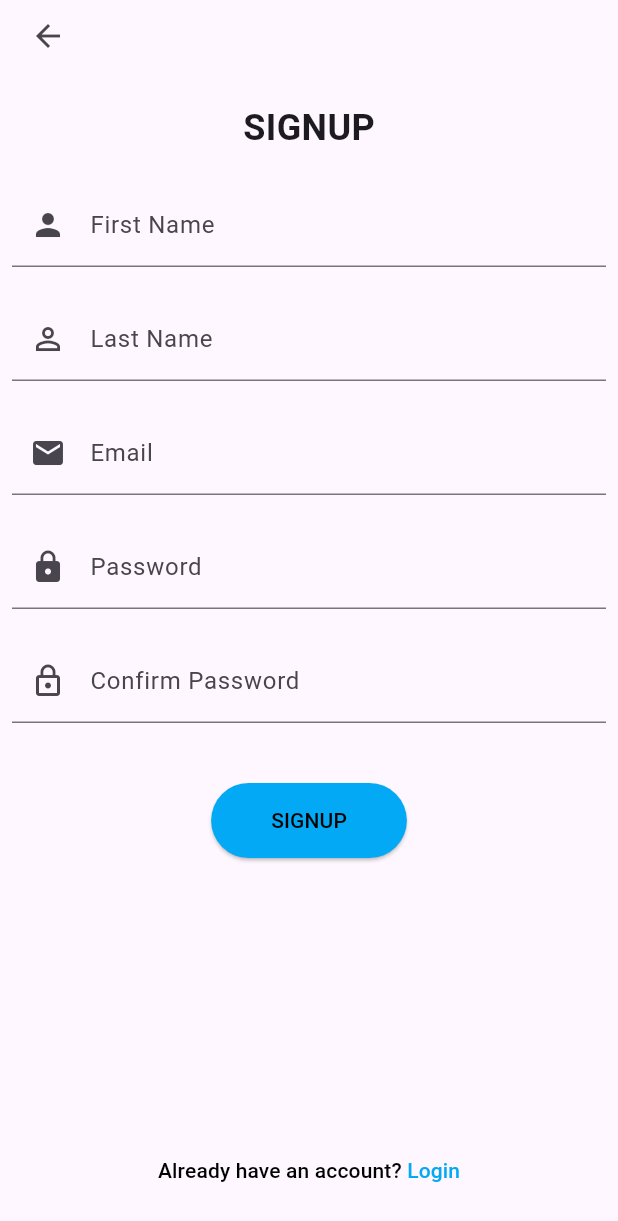
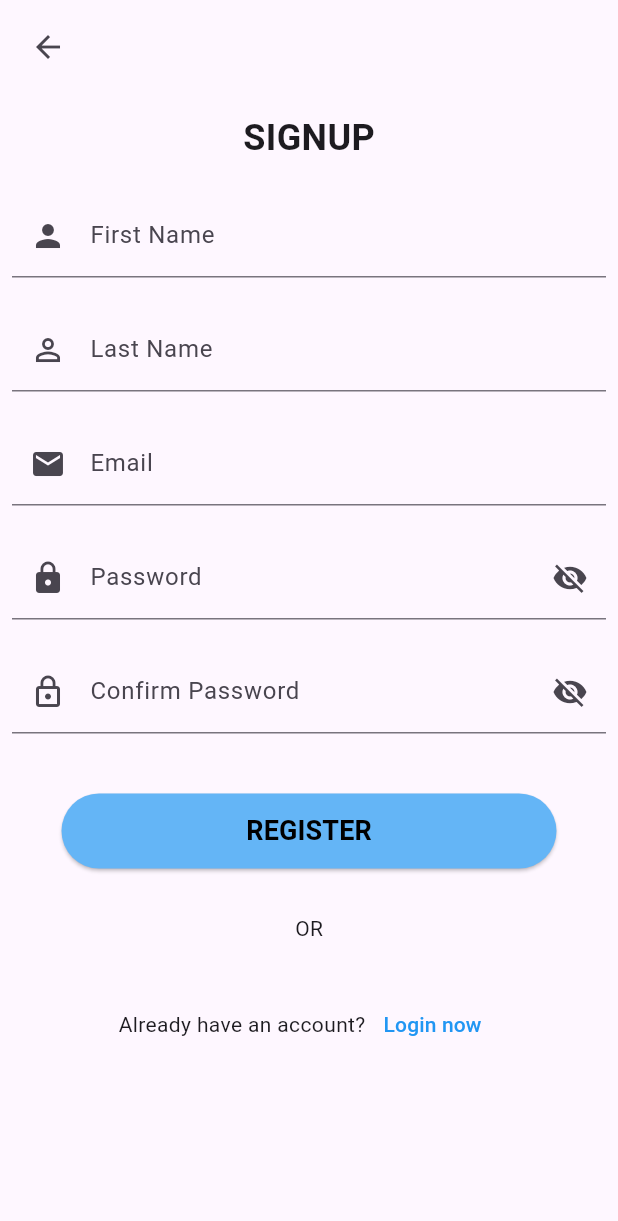
Before and after one commit to Hogwarts-Hackademy/Frontend-user, a Flutter app: the SignUpScreen screen opened directly, on a phone screen of 412 x 824 dp. Shown: the top 1221 px of the screen. Run offline on Flutter 3.47's test engine with Material 3 defaults, Android fonts, the phone set to English and light mode, and no system bars.

Commit message:
Added and Updated Authorization/validation in loginScreen and SignUpScreen

```diff
--- a/lib/screens/SignUp.dart
+++ /dev/null
@@ -1,129 +0,0 @@
-import 'package:flutter/material.dart';
-import 'verification.dart';
-import 'loginScreen.dart';
-
-class SignUpScreen extends StatelessWidget {
-  const SignUpScreen({super.key});
-
-  @override
-  Widget build(BuildContext context) {
-    return Scaffold(
-      body: SafeArea(
-        child: Padding(
-          padding: const EdgeInsets.symmetric(horizontal: 8.0),
-          child: Column(
-            crossAxisAlignment: CrossAxisAlignment.start,
-            children: [
-              const SizedBox(height: 0),
-              IconButton(
-                icon: const Icon(Icons.arrow_back),
-                onPressed: () {
-                  Navigator.pop(context);
-                },
-              ),
-              const SizedBox(height: 20),
-              const Center(
-                child: Text(
-                  'SIGNUP',
-                  style: TextStyle(
-                    fontSize: 24,
-                    fontWeight: FontWeight.bold,
-                  ),
-                ),
-              ),
-              const SizedBox(height: 20),
-              const TextField(
-                decoration: InputDecoration(
-                  labelText: 'First Name',
-                  prefixIcon: Icon(Icons.person),
-                ),
-              ),
-              const SizedBox(height: 20),
-              const TextField(
-                decoration: InputDecoration(
-                  labelText: 'Last Name',
-                  prefixIcon: Icon(Icons.person_outline),
-                ),
-              ),
-              const SizedBox(height: 20),
-              const TextField(
-                decoration: InputDecoration(
-                  labelText: 'Email',
-                  prefixIcon: Icon(Icons.email),
-                ),
-              ),
-              const SizedBox(height: 20),
-              const TextField(
-                obscureText: true,
-                decoration: InputDecoration(
-                  labelText: 'Password',
-                  prefixIcon: Icon(Icons.lock),
-                ),
-              ),
-              const SizedBox(height: 20),
-              const TextField(
-                obscureText: true,
-                decoration: InputDecoration(
-                  labelText: 'Confirm Password',
-                  prefixIcon: Icon(Icons.lock_outline),
-                ),
-              ),
-              const SizedBox(height: 40),
-              Center(
-                child: ElevatedButton(
-                  onPressed: () {
-                    // Navigate to the VerificationScreen
-                    Navigator.push(
-                      context,
-                      MaterialPageRoute(
-                        builder: (context) => const VerificationScreen(),
-                      ),
-                    );
-                  },
-                  style: ElevatedButton.styleFrom(
-                    backgroundColor: Colors.lightBlue,
-                    padding: const EdgeInsets.symmetric(
-                        horizontal: 40, vertical: 15),
-                  ),
-                  child: const Text(
-                    'SIGNUP',
-                    style: TextStyle(
-                      color: Colors.black,
-                    ),
-                  ),
-                ),
-              ),
-              const Spacer(),
-              Center(
-                child: TextButton(
-                  onPressed: () {
-                    // Navigate to login screen
-                    Navigator.push(
-                      context,
-                      MaterialPageRoute(
-                        builder: (context) => const LoginScreen(),
-                      ),
-                    );
-                  },
-                  child: const Text.rich(
-                    TextSpan(
-                      text: 'Already have an account? ',
-                      children: [
-                        TextSpan(
-                          text: 'Login',
-                          style: TextStyle(color: Colors.lightBlue),
-                        ),
-                      ],
-                    ),
-                    style: TextStyle(color: Colors.black),
-                  ),
-                ),
-              ),
-              const SizedBox(height: 20),
-            ],
-          ),
-        ),
-      ),
-    );
-  }
-}
--- /dev/null
+++ b/lib/screens/signupScreen.dart
@@ -0,0 +1,212 @@
+import 'package:flutter/material.dart';
+import 'verification.dart';
+import 'loginScreen.dart';
+
+class SignUpScreen extends StatefulWidget {
+  const SignUpScreen({super.key});
+
+  @override
+  _SignUpScreenState createState() => _SignUpScreenState();
+}
+
+class _SignUpScreenState extends State<SignUpScreen> {
+  final _formKey = GlobalKey<FormState>();
+  final _emailController = TextEditingController();
+  final _passwordController = TextEditingController();
+  final _confirmPasswordController = TextEditingController();
+  bool _passwordVisible = false;
+  bool _confirmPasswordVisible = false;
+
+  String? _validateEmail(String? value) {
+    final emailRegex = RegExp(r'^[^@]+@[^@]+\.[^@]+');
+    if (value == null || value.isEmpty) {
+      return 'Email is required';
+    } else if (!emailRegex.hasMatch(value)) {
+      return 'Enter a valid email address';
+    }
+    return null;
+  }
+
+  String? _validatePassword(String? value) {
+    final passwordRegex = RegExp(
+        r'^(?=.*[A-Za-z])(?=.*\d)(?=.*[!@#$%^&*])[A-Za-z\d!@#$%^&*]{8,}$');
+    if (value == null || value.isEmpty) {
+      return 'Password is required';
+    } else if (!passwordRegex.hasMatch(value)) {
+      return 'Password must be at least 8 characters, include a number, letter, and special character';
+    }
+    return null;
+  }
+
+  String? _validateConfirmPassword(String? value) {
+    if (value != _passwordController.text) {
+      return 'Passwords do not match';
+    }
+    return null;
+  }
+
+  @override
+  void dispose() {
+    _emailController.dispose();
+    _passwordController.dispose();
+    _confirmPasswordController.dispose();
+    super.dispose();
+  }
+
+  @override
+  Widget build(BuildContext context) {
+    return Scaffold(
+      body: SafeArea(
+        child: Padding(
+          padding: const EdgeInsets.symmetric(horizontal: 8.0),
+          child: Form(
+            key: _formKey,
+            child: Column(
+              crossAxisAlignment: CrossAxisAlignment.start,
+              children: [
+                const SizedBox(height: 7),
+                IconButton(
+                  icon: const Icon(Icons.arrow_back),
+                  onPressed: () {
+                    Navigator.pop(context);
+                  },
+                ),
+                const SizedBox(height: 20),
+                const Center(
+                  child: Text(
+                    'SIGNUP',
+                    style: TextStyle(
+                      fontSize: 24,
+                      fontWeight: FontWeight.bold,
+                    ),
+                  ),
+                ),
+                const SizedBox(height: 20),
+                const TextField(
+                  decoration: InputDecoration(
+                    labelText: 'First Name',
+                    prefixIcon: Icon(Icons.person),
+                  ),
+                ),
+                const SizedBox(height: 20),
+                const TextField(
+                  decoration: InputDecoration(
+                    labelText: 'Last Name',
+                    prefixIcon: Icon(Icons.person_outline),
+                  ),
+                ),
+                const SizedBox(height: 20),
+                TextFormField(
+                  controller: _emailController,
+                  decoration: const InputDecoration(
+                    labelText: 'Email',
+                    prefixIcon: Icon(Icons.email),
+                  ),
+                  validator: _validateEmail,
+                ),
+                const SizedBox(height: 20),
+                TextFormField(
+                  controller: _passwordController,
+                  obscureText: !_passwordVisible,
+                  decoration: InputDecoration(
+                    labelText: 'Password',
+                    prefixIcon: const Icon(Icons.lock),
+                    suffixIcon: IconButton(
+                      icon: Icon(
+                        _passwordVisible
+                            ? Icons.visibility
+                            : Icons.visibility_off,
+                      ),
+                      onPressed: () {
+                        setState(() {
+                          _passwordVisible = !_passwordVisible;
+                        });
+                      },
+                    ),
+                  ),
+                  validator: _validatePassword,
+                ),
+                const SizedBox(height: 20),
+                TextFormField(
+                  controller: _confirmPasswordController,
+                  obscureText: !_confirmPasswordVisible,
+                  decoration: InputDecoration(
+                    labelText: 'Confirm Password',
+                    prefixIcon: const Icon(Icons.lock_outline),
+                    suffixIcon: IconButton(
+                      icon: Icon(
+                        _confirmPasswordVisible
+                            ? Icons.visibility
+                            : Icons.visibility_off,
+                      ),
+                      onPressed: () {
+                        setState(() {
+                          _confirmPasswordVisible = !_confirmPasswordVisible;
+                        });
+                      },
+                    ),
+                  ),
+                  validator: _validateConfirmPassword,
+                ),
+                const SizedBox(height: 40),
+                Center(
+                  child: ElevatedButton(
+                    onPressed: () {
+                      if (_formKey.currentState!.validate()) {
+                        // Navigate to VerificationScreen
+                        Navigator.push(
+                          context,
+                          MaterialPageRoute(
+                            builder: (context) => const VerificationScreen(),
+                          ),
+                        );
+                      }
+                    },
+                    style: ElevatedButton.styleFrom(
+                      backgroundColor: Colors.blue[300],
+                      minimumSize: const Size(330, 50),
+                      shape: RoundedRectangleBorder(
+                        borderRadius: BorderRadius.circular(30),
+                      ),
+                    ),
+                    child: const Text(
+                      'REGISTER',
+                      style: TextStyle(
+                        fontSize: 18,
+                        fontWeight: FontWeight.bold,
+                        color: Colors.black,
+                      ),
+                    ),
+                  ),
+                ),
+                const SizedBox(height: 30),
+                const Center(child: Text('OR')),
+                const SizedBox(height: 30),
+                Row(
+                  mainAxisAlignment: MainAxisAlignment.center,
+                  children: [
+                    const Text("Already have an account?"),
+                    TextButton(
+                      onPressed: () {
+                        // Navigate to Login screen
+                        Navigator.push(
+                          context,
+                          MaterialPageRoute(
+                              builder: (context) => const LoginScreen()),
+                        );
+                      },
+                      child: const Text(
+                        'Login now',
+                        style: TextStyle(color: Colors.blue),
+                      ),
+                    ),
+                  ],
+                ),
+              ],
+            ),
+          ),
+        ),
+      ),
+    );
+  }
+}
```
Also changed, not shown: lib/screens/loginScreen.dart (+70 -15 lines).
